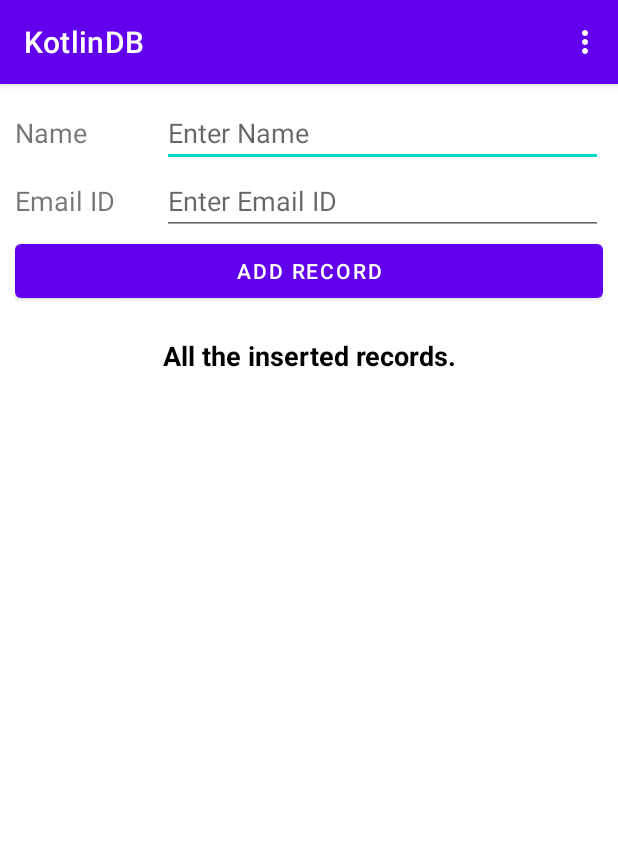
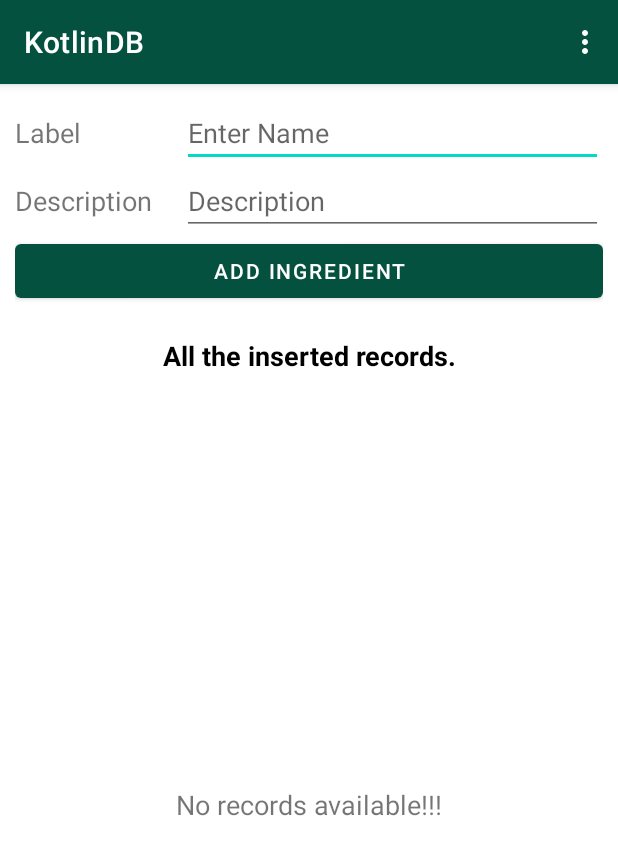
Before and after one commit to pannaAdrianna/KotlinDB, an Android app: the screen it shows after launch (MainActivity), on a phone screen of 412 x 824 dp. Shown: the top 855 px of the screen. Run offline under Robolectric (Android 15) with nearby library versions, the phone set to English and light mode, and no system bars.

Commit message:
update colors

```diff
--- a/app/src/main/java/edu/ib/kotlindb/DatabaseHandler.kt
+++ b/app/src/main/java/edu/ib/kotlindb/DatabaseHandler.kt
@@ -1,6 +1,8 @@
 import android.content.ContentValues
 import android.content.Context
+import android.database.Cursor
 import android.database.sqlite.SQLiteDatabase
+import android.database.sqlite.SQLiteException
 import android.database.sqlite.SQLiteOpenHelper
 import edu.ib.kotlindb.EmpModelClass
 
@@ -49,4 +51,57 @@ class DatabaseHandler(context: Context) :
         db.close() // Closing database connection
         return success
     }
+    //Method to read the records from database in form of ArrayList
+    fun viewEmployee(): ArrayList<EmpModelClass> {
+
+        val empList: ArrayList<EmpModelClass> = ArrayList<EmpModelClass>()
+
+        // Query to select all the records from the table.
+        val selectQuery = "SELECT  * FROM $TABLE_CONTACTS"
+
+        val db = this.readableDatabase
+        // Cursor is used to read the record one by one. Add them to data model class.
+        var cursor: Cursor? = null
+
+        try {
+            cursor = db.rawQuery(selectQuery, null)
+
+        } catch (e: SQLiteException) {
+            db.execSQL(selectQuery)
+            return ArrayList()
+        }
+
+        var id: Int
+        var name: String
+        var email: String
+
+        if (cursor.moveToFirst()) {
+            do {
+                id = cursor.getInt(cursor.getColumnIndex(KEY_ID))
+                name = cursor.getString(cursor.getColumnIndex(KEY_NAME))
+                email = cursor.getString(cursor.getColumnIndex(KEY_EMAIL))
+
+                val emp = EmpModelClass(id = id, name = name, email = email)
+                empList.add(emp)
+
+            } while (cursor.moveToNext())
+        }
+        return empList
+    }
+
+    /**
+     * Function to delete record
+     */
+    fun deleteEmployee(emp: EmpModelClass): Int {
+        val db = this.writableDatabase
+        val contentValues = ContentValues()
+        contentValues.put(KEY_ID, emp.id) // EmpModelClass id
+        // Deleting Row
+        val success = db.delete(TABLE_CONTACTS, KEY_ID + "=" + emp.id, null)
+        //2nd argument is String containing nullColumnHack
+
+        // Closing database connection
+        db.close()
+        return success
+    }
 }
--- a/app/src/main/java/edu/ib/kotlindb/MainActivity.kt
+++ b/app/src/main/java/edu/ib/kotlindb/MainActivity.kt
@@ -1,6 +1,7 @@
 package edu.ib.kotlindb
 
 import DatabaseHandler
+import ItemAdapter
 import android.app.Dialog
 import android.os.Bundle
 import androidx.appcompat.app.AppCompatActivity
@@ -12,6 +13,7 @@ import android.widget.EditText
 import android.widget.TextView
 
 import android.widget.Toast
+import androidx.appcompat.app.AlertDialog
 import androidx.recyclerview.widget.LinearLayoutManager
 import androidx.recyclerview.widget.RecyclerView
 
@@ -28,7 +30,20 @@ class MainActivity : AppCompatActivity() {
 
             addRecord()
         }
+        setupListofDataIntoRecyclerView()
 
+    }
+
+    /**
+     * Function is used to get the Items List from the database table.
+     */
+    private fun getItemsList(): ArrayList<EmpModelClass> {
+        //creating the instance of DatabaseHandler class
+        val databaseHandler: DatabaseHandler = DatabaseHandler(this)
+        //calling the viewEmployee method of DatabaseHandler class to read the records
+        val empList: ArrayList<EmpModelClass> = databaseHandler.viewEmployee()
+
+        return empList
     }
 
     override fun onCreateOptionsMenu(menu: Menu): Boolean {
@@ -62,15 +77,84 @@ class MainActivity : AppCompatActivity() {
                 Toast.makeText(applicationContext, "Record saved", Toast.LENGTH_LONG).show()
                 etName.text.clear()
                 etEmailId.text.clear()
+
+                setupListofDataIntoRecyclerView()
             }
         } else {
             Toast.makeText(
                 applicationContext,
-                "Name or Email cannot be blank",
+                "Label of Description cannot be blank",
                 Toast.LENGTH_LONG
             ).show()
         }
     }
 
+    /**
+     * Function is used to show the list on UI of inserted data.
+     */
+    private fun setupListofDataIntoRecyclerView() {
+        val rvItemsList: RecyclerView = findViewById(R.id.rvItemsList)
+        val tvNoRecordsAvailable: TextView = findViewById(R.id.tvNoRecordsAvailable)
+
+        if (getItemsList().size > 0) {
+
+            rvItemsList.visibility = View.VISIBLE
+            tvNoRecordsAvailable.visibility = View.GONE
+
+            // Set the LayoutManager that this RecyclerView will use.
+            rvItemsList.layoutManager = LinearLayoutManager(this)
+            // Adapter class is initialized and list is passed in the param.
+            val itemAdapter = ItemAdapter(this, getItemsList())
+            // adapter instance is set to the recyclerview to inflate the items.
+            rvItemsList.adapter = itemAdapter
+        } else {
+
+            rvItemsList.visibility = View.GONE
+            tvNoRecordsAvailable.visibility = View.VISIBLE
+        }
+    }
+
+
+    /**
+     * Method is used to show the Alert Dialog.
+     */
+    fun deleteRecordAlertDialog(empModelClass: EmpModelClass) {
+        val builder = AlertDialog.Builder(this)
+        //set title for alert dialog
+        builder.setTitle("Delete Record")
+        //set message for alert dialog
+        builder.setMessage("Are you sure you wants to delete ${empModelClass.name}.")
+        builder.setIcon(android.R.drawable.ic_dialog_alert)
+
+        //performing positive action
+        builder.setPositiveButton("Yes") { dialogInterface, which ->
+
+            //creating the instance of DatabaseHandler class
+            val databaseHandler: DatabaseHandler = DatabaseHandler(this)
+            //calling the deleteEmployee method of DatabaseHandler class to delete record
+            val status = databaseHandler.deleteEmployee(EmpModelClass(empModelClass.id, "", ""))
+            if (status > -1) {
+                Toast.makeText(
+                    applicationContext,
+                    "Record deleted successfully.",
+                    Toast.LENGTH_LONG
+                ).show()
+
+                setupListofDataIntoRecyclerView()
+            }
+
+            dialogInterface.dismiss() // Dialog will be dismissed
+        }
+        //performing negative action
+        builder.setNegativeButton("No") { dialogInterface, which ->
+            dialogInterface.dismiss() // Dialog will be dismissed
+        }
+        // Create the AlertDialog
+        val alertDialog: AlertDialog = builder.create()
+        // Set other dialog properties
+        alertDialog.setCancelable(false) // Will not allow user to cancel after clicking on remaining screen area.
+        alertDialog.show()  // show the dialog to UI
+    }
+
 
 }
--- a/app/src/main/res/layout/content_main.xml
+++ b/app/src/main/res/layout/content_main.xml
@@ -7,7 +7,6 @@
     android:orientation="vertical"
     android:padding="10dp"
     app:layout_behavior="@string/appbar_scrolling_view_behavior"
-    tools:context=".MainActivity"
     tools:showIn="@layout/activity_main">
 
     <LinearLayout
@@ -17,10 +16,10 @@
         android:orientation="horizontal">
 
         <TextView
-            android:layout_width="0dp"
+            android:layout_width="18dp"
             android:layout_height="wrap_content"
             android:layout_weight="0.25"
-            android:text="Name"
+            android:text="Label"
             android:textSize="18sp" />
 
         <EditText
@@ -31,6 +30,28 @@
             android:hint="Enter Name" />
     </LinearLayout>
 
+<!--    <LinearLayout-->
+<!--        android:layout_width="match_parent"-->
+<!--        android:layout_height="wrap_content"-->
+<!--        android:gravity="center"-->
+<!--        android:orientation="horizontal">-->
+
+<!--        <TextView-->
+<!--            android:layout_width="18dp"-->
+<!--            android:layout_height="wrap_content"-->
+<!--            android:layout_weight="0.25"-->
+<!--            android:text="Function"-->
+<!--            android:textSize="18sp" />-->
+
+<!--        <EditText-->
+<!--            android:id="@+id/etFunction"-->
+<!--            android:layout_width="0dp"-->
+<!--            android:layout_height="wrap_content"-->
+<!--            android:layout_weight="0.75"-->
+<!--            android:hint="Function"-->
+<!--            android:inputType="text" />-->
+<!--    </LinearLayout>-->
+
     <LinearLayout
         android:layout_width="match_parent"
         android:layout_height="wrap_content"
@@ -38,10 +59,10 @@
         android:orientation="horizontal">
 
         <TextView
-            android:layout_width="0dp"
+            android:layout_width="18dp"
             android:layout_height="wrap_content"
             android:layout_weight="0.25"
-            android:text="Email ID"
+            android:text="Description"
             android:textSize="18sp" />
 
         <EditText
@@ -49,15 +70,15 @@
             android:layout_width="0dp"
             android:layout_height="wrap_content"
             android:layout_weight="0.75"
-            android:hint="Enter Email ID"
-            android:inputType="textEmailAddress" />
+            android:hint="Description"
+            android:inputType="text" />
     </LinearLayout>
 
     <Button
         android:id="@+id/btnAdd"
         android:layout_width="match_parent"
         android:layout_height="wrap_content"
-        android:text="ADD RECORD" />
+        android:text="ADD INGREDIENT" />
 
 
     <LinearLayout
--- a/app/src/main/res/values/colors.xml
+++ b/app/src/main/res/values/colors.xml
@@ -1,12 +1,16 @@
 <?xml version="1.0" encoding="utf-8"?>
 <resources>
-    <color name="purple_200">#FFBB86FC</color>
-    <color name="purple_500">#FF6200EE</color>
-    <color name="purple_700">#FF3700B3</color>
-    <color name="teal_200">#FF03DAC5</color>
-    <color name="teal_700">#FF018786</color>
-    <color name="black">#FF000000</color>
-    <color name="white">#FFFFFFFF</color>
+    <color name="colorPrimary">#04513f</color>
+    <color name="colorPrimaryDark">#79a189</color>
+    <color name="colorAccent">#03DAC5</color>
+    <color name="purple_700">#03DAC5</color>
+    <color name="purple_200">#03DAC5</color>
+    <color name="teal_200">#03DAC5</color>
+
+
+    <color name="black">#000000</color>
+    <color name="gray">#F3F5F7</color>
+    <color name="white">#FFFF</color>
     <color name="colorWhite">#FFFFFF</color>
     <color name="colorLightGray">#EBEBEB</color>
 </resources>
--- a/app/src/main/res/values/themes.xml
+++ b/app/src/main/res/values/themes.xml
@@ -2,12 +2,12 @@
     <!-- Base application theme. -->
     <style name="Theme.KotlinDB" parent="Theme.MaterialComponents.DayNight.DarkActionBar">
         <!-- Primary brand color. -->
-        <item name="colorPrimary">@color/purple_500</item>
+        <item name="colorPrimary">@color/colorPrimary</item>
         <item name="colorPrimaryVariant">@color/purple_700</item>
         <item name="colorOnPrimary">@color/white</item>
         <!-- Secondary brand color. -->
         <item name="colorSecondary">@color/teal_200</item>
-        <item name="colorSecondaryVariant">@color/teal_700</item>
+        <item name="colorSecondaryVariant">@color/colorPrimaryDark</item>
         <item name="colorOnSecondary">@color/black</item>
         <!-- Status bar color. -->
         <item name="android:statusBarColor" tools:targetApi="l">?attr/colorPrimaryVariant</item>
```
